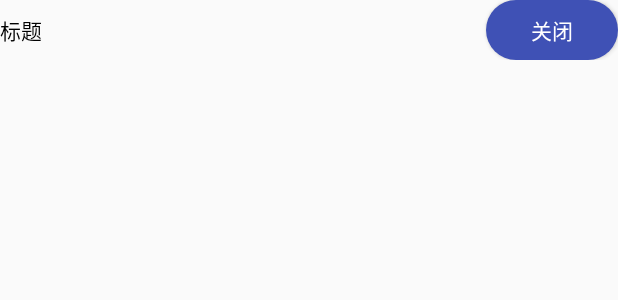
After one commit to cuiwenju2017/PhoneLight, an Android app: the layout notification_small.xml on its own in the app's theme, with its tools: preview values and no code run, on a phone screen of 412 x 824 dp. The commit adds this screen. Shown: the top 300 px of the screen. Run offline under Robolectric (Android 15) with nearby library versions, the phone set to English and light mode, and no system bars.

Commit message:
2021/11/24

```diff
--- /dev/null
+++ b/app/src/main/res/drawable/shape_btn_bg.xml
@@ -0,0 +1,6 @@
+<?xml version="1.0" encoding="utf-8"?>
+<shape xmlns:android="http://schemas.android.com/apk/res/android">
+
+    <solid android:color="@color/colorPrimary" />
+    <corners android:radius="30dp" />
+</shape>
--- /dev/null
+++ b/app/src/main/res/layout/notification_small.xml
@@ -0,0 +1,24 @@
+<?xml version="1.0" encoding="utf-8"?>
+<LinearLayout xmlns:android="http://schemas.android.com/apk/res/android"
+    xmlns:tools="http://schemas.android.com/tools"
+    android:layout_width="match_parent"
+    android:layout_height="wrap_content"
+    android:orientation="horizontal">
+
+    <TextView
+        android:id="@+id/notification_title"
+        android:layout_width="0dp"
+        android:layout_height="wrap_content"
+        android:layout_weight="1"
+        android:textColor="@color/black"
+        tools:text="标题" />
+
+    <Button
+        android:id="@+id/notification_btn"
+        android:layout_width="wrap_content"
+        android:layout_height="40dp"
+        android:background="@drawable/shape_btn_bg"
+        android:text="关闭"
+        android:textAllCaps="false"
+        android:textColor="@color/white" />
+</LinearLayout>
```
Also changed, not shown: app/src/main/AndroidManifest.xml (+0 -8 lines), app/src/main/java/com/cong/phonelight/MainActivity.java (+70 -80 lines).
